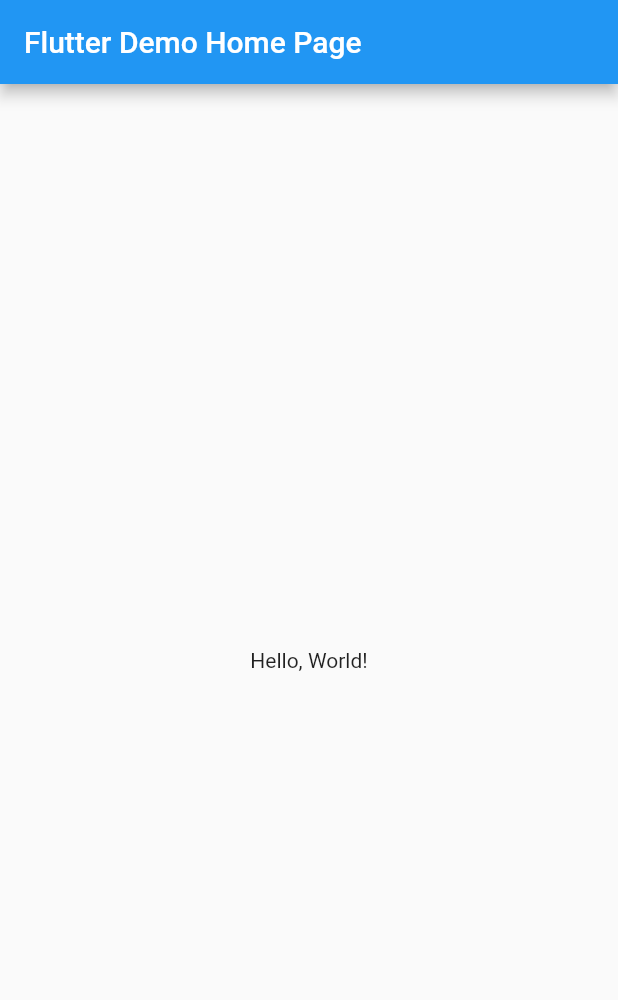
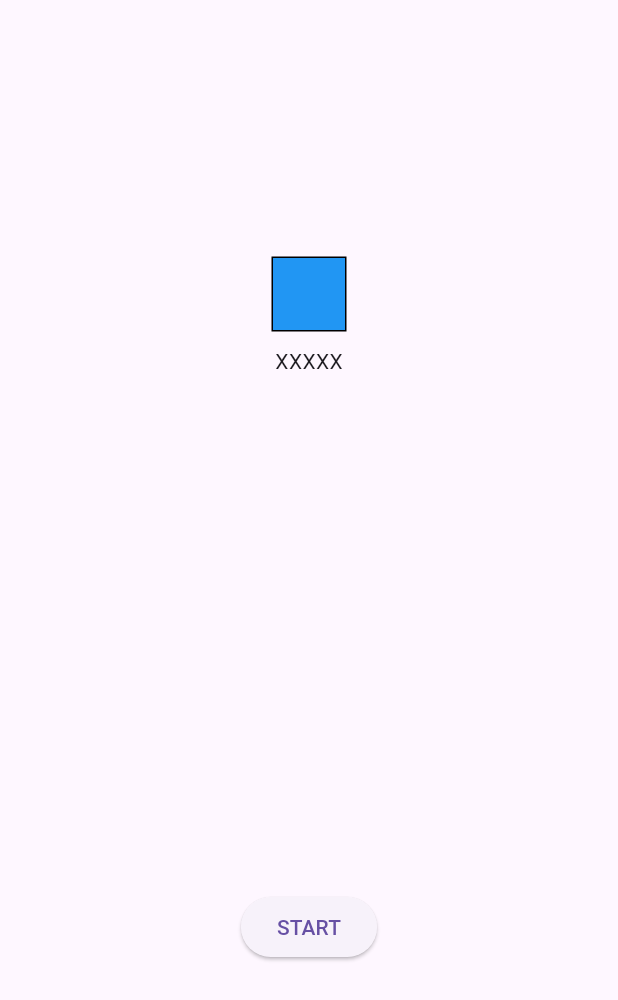
Before and after one commit to BadrulMiteh/Test_layout, a Flutter app: the screen it shows after launch, on a phone screen of 412 x 824 dp. Shown: the top 1000 px of the screen. Run offline on Flutter 3.47's test engine with Material 2 defaults, Android fonts, the phone set to English and light mode, and no system bars.

Commit message:
this is second project that I made

```diff
--- a/lib/main.dart
+++ b/lib/main.dart
@@ -1,3 +1,4 @@
+import 'package:flutter/gestures.dart';
 import 'package:flutter/material.dart';
 
 void main() => runApp(MyApp());
@@ -9,34 +10,89 @@ class MyApp extends StatelessWidget {
   Widget build(BuildContext context) {
     return MaterialApp(
       // Application name
-      title: 'Flutter Hello World',
+      title: 'Test Flutter Layout',
       // Application theme data, you can set the colors for the application as
       // you want
       theme: ThemeData(
         primarySwatch: Colors.blue,
+        useMaterial3: true,
       ),
       // A widget which will be started on application startup
-      home: MyHomePage(title: 'Flutter Demo Home Page'),
+      home: HomePage(),
     );
   }
 }
 
-class MyHomePage extends StatelessWidget {
-  final String title;
-  const MyHomePage({super.key, required this.title});
+class HomePage extends StatelessWidget {
+  const HomePage({super.key});
 
   @override
   Widget build(BuildContext context) {
-    return Scaffold(
-      appBar: AppBar(
-        // The title text which will be shown on the action bar
-        title: Text(title),
+    var s = 'Hello Flutter';
+    var widget = Scaffold(
+      body: Padding(
+        padding: const EdgeInsets.all(0.0),
+        child: Column(
+          mainAxisAlignment: MainAxisAlignment.center,
+          children: [
+            Expanded(
+              flex: 1,
+              child: Center(
+                  child: Column(
+                mainAxisAlignment: MainAxisAlignment.center,
+                children: [
+                  BlueBox(),
+                  Text('XXXXX'),
+                ],
+              )),
+            ),
+            Expanded(
+              flex: 1,
+              child: Center(
+                  child: ElevatedButton(
+                onPressed: () {},
+                child: Text('START'),
+              )),
+            ),
+          ],
+        ),
       ),
-      body: Center(
-        child: Text(
-          'Hello, World!',
-        ),
+    );
+
+    return widget;
+  }
+}
+
+class BlueBox extends StatelessWidget {
+  const BlueBox({super.key});
+
+  @override
+  Widget build(BuildContext context) {
+    return Container(
+      margin: const EdgeInsets.all(10.0),
+      width: 50.0,
+      height: 50.0,
+      decoration: BoxDecoration(
+        color: Colors.blue,
+        border: Border.all(),
       ),
     );
   }
 }
+
+class BlueBox100 extends StatelessWidget {
+  const BlueBox100({super.key});
+
+  @override
+  Widget build(BuildContext context) {
+    return Container(
+      padding: const EdgeInsets.all(10.0),
+      width: 100.0,
+      height: 100.0,
+      decoration: BoxDecoration(
+        color: Colors.pink,
+        border: Border.all(),
+      ),
+    );
+  }
+}
```
